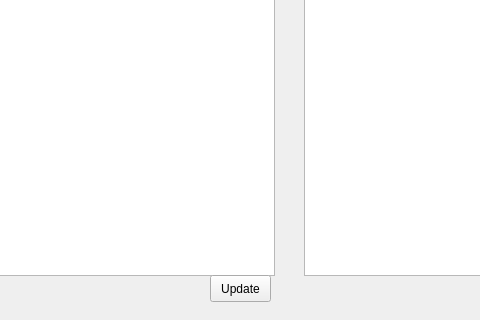
Before: the Qt Designer form resource/pattern_manager_widget.ui in teknologisk-institut/rqt_pattern_manager, drawn with Qt 5; both pictures show x 196 to 676 and y 375 to 695 of the 786 by 695 pixel window.
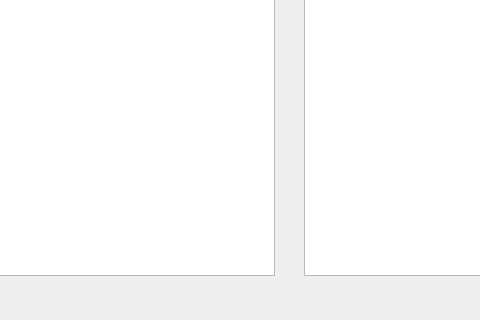
After: the same form once the commit is applied.

Commit message: added functionality to add pattern to group + refactoring

What changed in the file:
```diff
--- a/resource/pattern_manager_widget.ui
+++ b/resource/pattern_manager_widget.ui
@@ -54,22 +54,6 @@
     <string>parameterView</string>
    </property>
   </widget>
-  <widget class="QPushButton" name="updateButton">
-   <property name="geometry">
-    <rect>
-     <x>406</x>
-     <y>650</y>
-     <width>61</width>
-     <height>27</height>
-    </rect>
-   </property>
-   <property name="accessibleName">
-    <string>updateButton</string>
-   </property>
-   <property name="text">
-    <string>Update</string>
-   </property>
-  </widget>
  </widget>
  <resources/>
  <connections/>
```
The commit also changes 3 other files.
